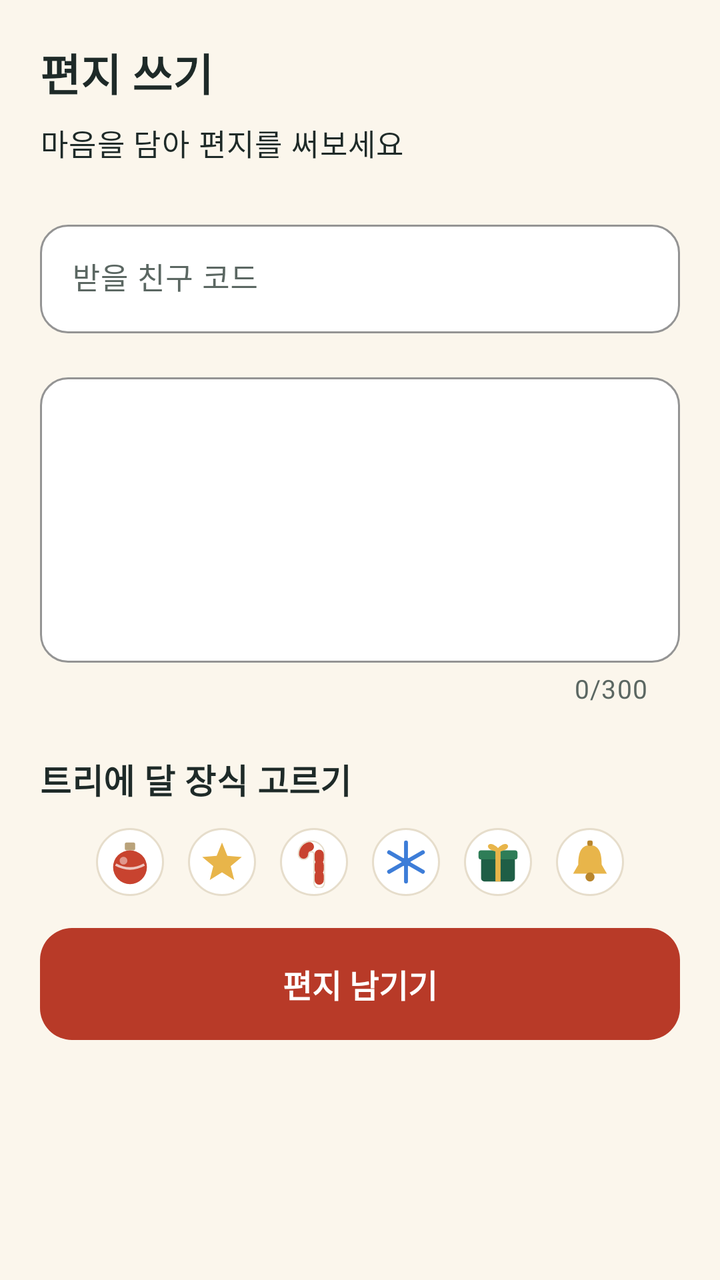
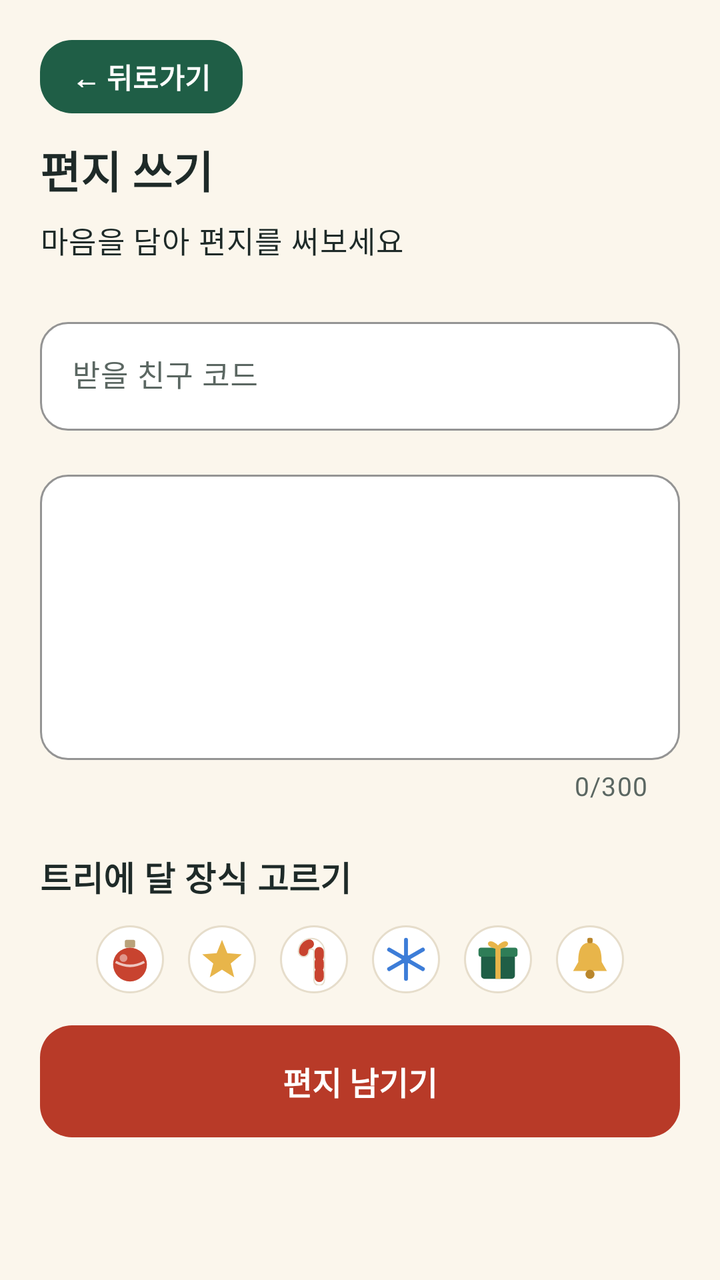

Compare the two renders of this Android layout. The source of the first and the diff that turns it into the second are given below.
<!-- AndroidManifest.xml: application theme Theme.MerryCri -->
<!-- res/layout/fragment_letter_write.xml -->
<?xml version="1.0" encoding="utf-8"?>
<FrameLayout xmlns:android="http://schemas.android.com/apk/res/android"
    xmlns:app="http://schemas.android.com/apk/res-auto"
    android:layout_width="match_parent"
    android:layout_height="match_parent"
    android:background="@color/cream"
    android:padding="@dimen/screen_padding">

    <LinearLayout
        android:layout_width="match_parent"
        android:layout_height="wrap_content"
        android:layout_gravity="top"
        android:orientation="vertical">

        <TextView
            android:layout_width="wrap_content"
            android:layout_height="wrap_content"
            android:text="@string/letter_write_title"
            android:textAppearance="@style/TextAppearance.MerryCri.Title" />

        <TextView
            android:layout_width="wrap_content"
            android:layout_height="wrap_content"
            android:layout_marginTop="@dimen/space_8"
            android:text="@string/letter_write_hint"
            android:textAppearance="@style/TextAppearance.MerryCri.Body" />

        <com.google.android.material.textfield.TextInputLayout
            android:id="@+id/recipient_input_layout"
            style="@style/Widget.MerryCri.TextInput"
            android:layout_width="match_parent"
            android:layout_height="wrap_content"
            android:layout_marginTop="@dimen/space_24"
            android:hint="@string/letter_write_recipient_label">

            <com.google.android.material.textfield.TextInputEditText
                android:id="@+id/recipient_input"
                android:layout_width="match_parent"
                android:layout_height="wrap_content"
                android:inputType="textCapCharacters"
                android:maxLength="6" />
        </com.google.android.material.textfield.TextInputLayout>

        <com.google.android.material.textfield.TextInputLayout
            android:id="@+id/letter_input_layout"
            style="@style/Widget.MerryCri.TextInput"
            android:layout_width="match_parent"
            android:layout_height="wrap_content"
            android:layout_marginTop="@dimen/space_16"
            app:counterEnabled="true"
            app:counterMaxLength="300">

            <com.google.android.material.textfield.TextInputEditText
                android:id="@+id/letter_input"
                android:layout_width="match_parent"
                android:layout_height="wrap_content"
                android:gravity="top|start"
                android:inputType="textMultiLine|textCapSentences"
                android:maxLength="300"
                android:minLines="6" />
        </com.google.android.material.textfield.TextInputLayout>

        <TextView
            android:layout_width="wrap_content"
            android:layout_height="wrap_content"
            android:layout_marginTop="@dimen/space_24"
            android:text="@string/letter_write_ornament_label"
            android:textAppearance="@style/TextAppearance.MerryCri.Subtitle" />

        <LinearLayout
            android:id="@+id/ornament_picker"
            android:layout_width="match_parent"
            android:layout_height="wrap_content"
            android:layout_marginTop="@dimen/space_12"
            android:gravity="center_horizontal"
            android:orientation="horizontal">

            <ImageView
                android:id="@+id/ornament_bauble"
                android:layout_width="@dimen/ornament_picker_size"
                android:layout_height="@dimen/ornament_picker_size"
                android:background="@drawable/bg_ornament_picker"
                android:clickable="true"
                android:contentDescription="@string/ornament_bauble"
                android:focusable="true"
                android:padding="@dimen/space_4"
                android:src="@drawable/orn_bauble" />

            <ImageView
                android:id="@+id/ornament_star"
                android:layout_width="@dimen/ornament_picker_size"
                android:layout_height="@dimen/ornament_picker_size"
                android:layout_marginStart="@dimen/space_12"
                android:background="@drawable/bg_ornament_picker"
                android:clickable="true"
                android:contentDescription="@string/ornament_star"
                android:focusable="true"
                android:padding="@dimen/space_4"
                android:src="@drawable/orn_star" />

            <ImageView
                android:id="@+id/ornament_cane"
                android:layout_width="@dimen/ornament_picker_size"
                android:layout_height="@dimen/ornament_picker_size"
                android:layout_marginStart="@dimen/space_12"
                android:background="@drawable/bg_ornament_picker"
                android:clickable="true"
                android:contentDescription="@string/ornament_cane"
                android:focusable="true"
                android:padding="@dimen/space_4"
                android:src="@drawable/orn_cane" />

            <ImageView
                android:id="@+id/ornament_snow"
                android:layout_width="@dimen/ornament_picker_size"
                android:layout_height="@dimen/ornament_picker_size"
                android:layout_marginStart="@dimen/space_12"
                android:background="@drawable/bg_ornament_picker"
                android:clickable="true"
                android:contentDescription="@string/ornament_snow"
                android:focusable="true"
                android:padding="@dimen/space_4"
                android:src="@drawable/orn_snow" />

            <ImageView
                android:id="@+id/ornament_gift"
                android:layout_width="@dimen/ornament_picker_size"
                android:layout_height="@dimen/ornament_picker_size"
                android:layout_marginStart="@dimen/space_12"
                android:background="@drawable/bg_ornament_picker"
                android:clickable="true"
                android:contentDescription="@string/ornament_gift"
                android:focusable="true"
                android:padding="@dimen/space_4"
                android:src="@drawable/orn_gift" />

            <ImageView
                android:id="@+id/ornament_bell"
                android:layout_width="@dimen/ornament_picker_size"
                android:layout_height="@dimen/ornament_picker_size"
                android:layout_marginStart="@dimen/space_12"
                android:background="@drawable/bg_ornament_picker"
                android:clickable="true"
                android:contentDescription="@string/ornament_bell"
                android:focusable="true"
                android:padding="@dimen/space_4"
                android:src="@drawable/orn_bell" />
        </LinearLayout>

        <TextView
            android:id="@+id/ornament_error_text"
            android:layout_width="wrap_content"
            android:layout_height="wrap_content"
            android:layout_gravity="center_horizontal"
            android:layout_marginTop="@dimen/space_8"
            android:text="@string/letter_write_error_ornament"
            android:textAppearance="@style/TextAppearance.MerryCri.Caption"
            android:textColor="@color/berry"
            android:visibility="gone" />

        <com.google.android.material.button.MaterialButton
            android:id="@+id/save_button"
            style="@style/Widget.MerryCri.Button.Accent"
            android:layout_width="match_parent"
            android:layout_height="wrap_content"
            android:layout_marginTop="@dimen/space_16"
            android:enabled="false"
            android:text="@string/letter_write_save" />
    </LinearLayout>

</FrameLayout>
<!-- resources referenced by this layout -->
<resources>
  <color name="berry">#FFB83A28</color>
  <color name="cream">#FFFBF6EC</color>
  <dimen name="ornament_picker_size">34dp</dimen>
  <dimen name="screen_padding">20dp</dimen>
  <dimen name="space_12">12dp</dimen>
  <dimen name="space_16">16dp</dimen>
  <dimen name="space_24">24dp</dimen>
  <dimen name="space_4">4dp</dimen>
  <dimen name="space_8">8dp</dimen>
  <string name="letter_write_error_ornament">장식을 선택해 주세요.</string>
  <string name="letter_write_hint">마음을 담아 편지를 써보세요</string>
  <string name="letter_write_ornament_label">트리에 달 장식 고르기</string>
  <string name="letter_write_recipient_label">받을 친구 코드</string>
  <string name="letter_write_save">편지 남기기</string>
  <string name="letter_write_title">편지 쓰기</string>
  <string name="ornament_bauble">방울</string>
  <string name="ornament_bell">종</string>
  <string name="ornament_cane">사탕</string>
  <string name="ornament_gift">선물</string>
  <string name="ornament_snow">눈송이</string>
  <string name="ornament_star">별</string>
  <style name="TextAppearance.MerryCri.Body" parent="TextAppearance.Material3.BodyLarge">
          <item name="android:textSize">15sp</item>
          <item name="android:lineSpacingMultiplier">1.4</item>
          <item name="android:textColor">@color/ink</item>
      </style>
  <style name="TextAppearance.MerryCri.Caption" parent="TextAppearance.Material3.BodySmall">
          
          <item name="android:textSize">13sp</item>
          <item name="android:textColor">@color/ink_muted</item>
      </style>
  <style name="TextAppearance.MerryCri.Subtitle" parent="TextAppearance.Material3.TitleMedium">
          
          <item name="android:textSize">17sp</item>
          <item name="android:textStyle">bold</item>
          <item name="android:textColor">@color/ink</item>
      </style>
  <style name="TextAppearance.MerryCri.Title" parent="TextAppearance.Material3.HeadlineSmall">
          
          <item name="android:textSize">22sp</item>
          <item name="android:textStyle">bold</item>
          <item name="android:textColor">@color/ink</item>
          
      </style>
  <style name="Widget.MerryCri.Button.Accent">
          <item name="android:minHeight">@dimen/button_height_large</item>
          <item name="backgroundTint">@color/berry</item>
      </style>
  <style name="Theme.MerryCri" parent="Base.Theme.MerryCri" />
  <color name="pine_light">#FFE3F0E8</color>
  <color name="pine">#FF1F5E46</color>
  <color name="card">#FFFFFFFF</color>
  <color name="line">#FFE6DDCB</color>
  <color name="ink">#FF1E2A28</color>
  <color name="ink_muted">#FF5B6762</color>
  <dimen name="button_height_large">56dp</dimen>
  <dimen name="radius_input">14dp</dimen>
  <color name="white">#FFFFFFFF</color>
  <color name="pine_dark">#FF163F30</color>
  <color name="berry_light">#FFFBE7E2</color>
  <color name="gold">#FFE8B54A</color>
  <style name="Widget.MerryCri.Card" parent="Widget.Material3.CardView.Outlined">
          <item name="cardBackgroundColor">@color/card</item>
          <item name="strokeColor">@color/line</item>
          <item name="strokeWidth">1dp</item>
          <item name="cardCornerRadius">@dimen/radius_card</item>
          <item name="cardElevation">0dp</item>
      </style>
  <style name="TextAppearance.MerryCri.Button" parent="TextAppearance.Material3.LabelLarge">
          <item name="android:textSize">16sp</item>
          <item name="android:textStyle">bold</item>
          <item name="android:letterSpacing">0</item>
      </style>
  <dimen name="button_height">52dp</dimen>
  <dimen name="radius_button">16dp</dimen>
  <dimen name="radius_card">18dp</dimen>
  <style name="Widget.MerryCri.BottomNav.Indicator" parent="Widget.Material3.BottomNavigationView.ActiveIndicator">
          <item name="android:color">@color/pine_light</item>
      </style>
  <!-- unchanged entries left out for length: 12 -->
</resources>

<!-- the commit's change to res/layout/fragment_letter_write.xml (unified diff, before → after) -->
@@ -11,6 +11,20 @@
         android:layout_height="wrap_content"
         android:layout_gravity="top"
         android:orientation="vertical">
+
+        
+        <com.google.android.material.button.MaterialButton
+            android:id="@+id/back_button"
+            style="@style/Widget.MerryCri.Button"
+            android:layout_width="wrap_content"
+            android:layout_height="wrap_content"
+            android:layout_marginBottom="@dimen/space_12"
+            android:minHeight="0dp"
+            android:minWidth="0dp"
+            android:paddingHorizontal="@dimen/space_16"
+            android:paddingVertical="@dimen/space_8"
+            android:text="@string/letter_write_back_button"
+            android:textSize="14sp" />
 
         <TextView
             android:layout_width="wrap_content"
<!-- resource entries referenced after the edit -->
@@ -9,6 +9,7 @@
   <dimen name="space_24">24dp</dimen>
   <dimen name="space_4">4dp</dimen>
   <dimen name="space_8">8dp</dimen>
+  <string name="letter_write_back_button">← 뒤로가기</string>
   <string name="letter_write_error_ornament">장식을 선택해 주세요.</string>
   <string name="letter_write_hint">마음을 담아 편지를 써보세요</string>
   <string name="letter_write_ornament_label">트리에 달 장식 고르기</string>
